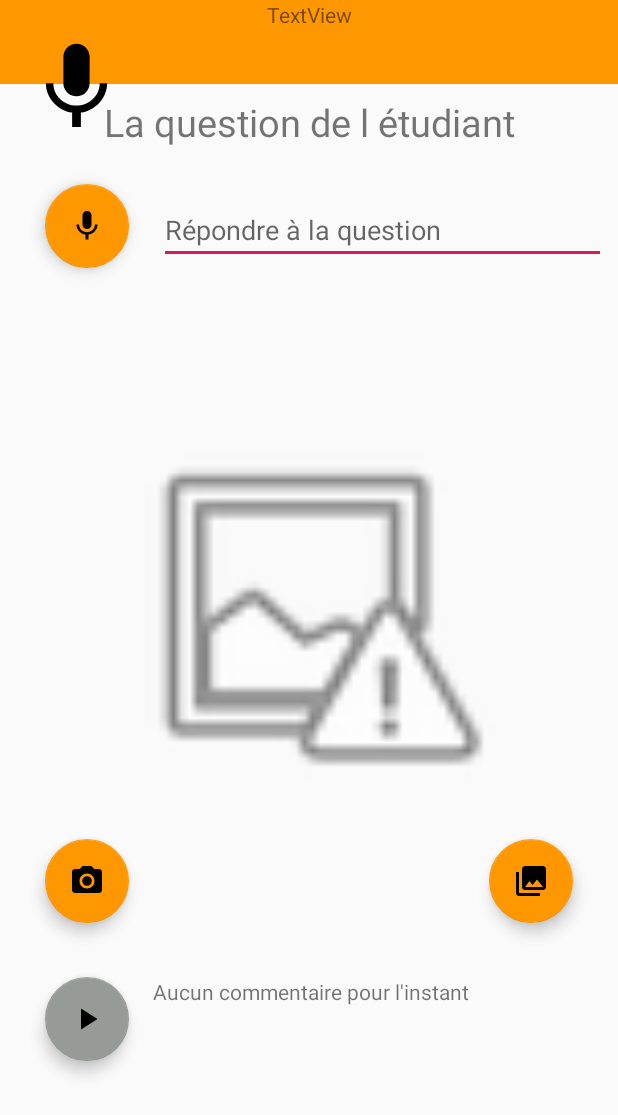
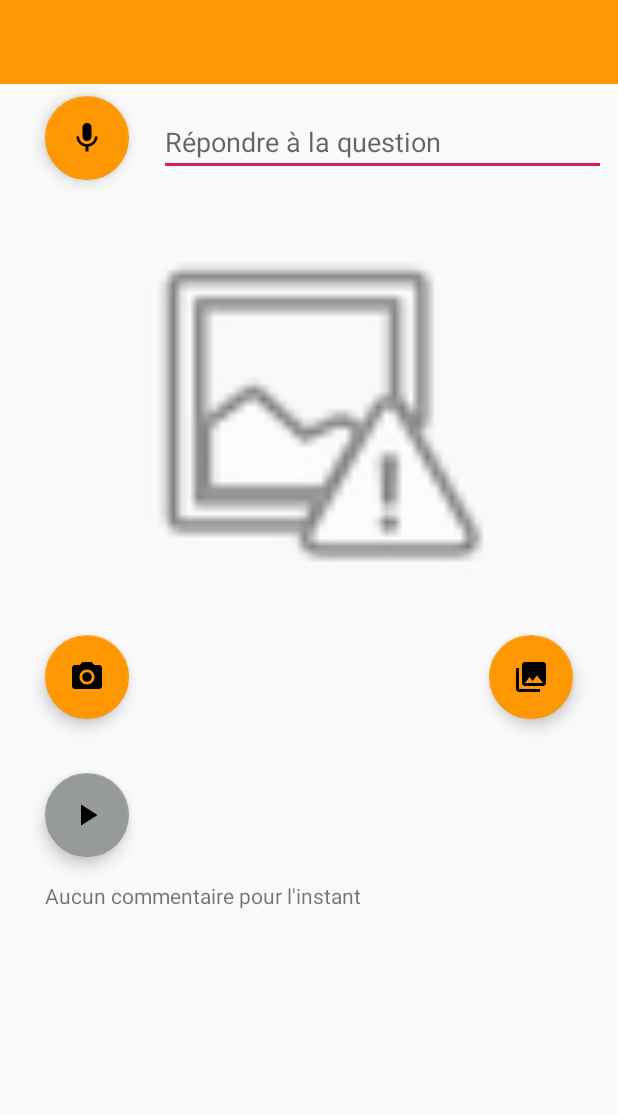
Before and after one commit to Cadz006/TP2_Dev_mobile, an Android app: the layout activity_question_etudiant.xml on its own in the app's theme, with its tools: preview values and no code run, on a phone screen of 412 x 824 dp. Shown: the top 1115 px of the screen. Run offline under Robolectric (Android 15) with nearby library versions, the phone set to English and light mode, and no system bars.

Commit message:
question etudiant

```diff
--- a/TP2_Dev_Mobile/app/src/main/AndroidManifest.xml
+++ b/TP2_Dev_Mobile/app/src/main/AndroidManifest.xml
@@ -17,16 +17,16 @@
         android:supportsRtl="true"
         android:theme="@style/AppTheme">
         <activity android:name=".LoginActivity">
+
+        </activity>
+        <activity android:name=".Accueil_prof" />
+        <activity android:name=".QuestionEtudiantActivity">
             <intent-filter>
                 <action android:name="android.intent.action.MAIN" />
 
                 <category android:name="android.intent.category.LAUNCHER" />
             </intent-filter>
         </activity>
-        <activity android:name=".Accueil_prof" />
-        <activity android:name=".QuestionEtudiantActivity">
-
-        </activity>
         <activity android:name=".AcceuilEtudiantActivity" />
     </application>
 </manifest>
--- a/TP2_Dev_Mobile/app/src/main/res/layout/activity_question_etudiant.xml
+++ b/TP2_Dev_Mobile/app/src/main/res/layout/activity_question_etudiant.xml
@@ -13,8 +13,6 @@
         android:layout_marginStart="128dp"
         android:layout_marginTop="24dp"
         android:layout_marginEnd="129dp"
-        android:layout_marginBottom="204dp"
-        app:layout_constraintBottom_toBottomOf="parent"
         app:layout_constraintEnd_toEndOf="parent"
         app:layout_constraintStart_toStartOf="parent"
         app:layout_constraintTop_toBottomOf="@+id/txtReponseEtudiant"
@@ -49,11 +47,11 @@
         android:layout_width="wrap_content"
         android:layout_height="wrap_content"
         android:layout_marginStart="30dp"
-        android:layout_marginTop="24dp"
+        android:layout_marginTop="8dp"
         android:longClickable="false"
         app:backgroundTint="@color/colorPrimary"
         app:layout_constraintStart_toStartOf="parent"
-        app:layout_constraintTop_toBottomOf="@+id/txtQuestionEtudiant"
+        app:layout_constraintTop_toBottomOf="@+id/toolbarQuestionEtudiant"
         app:srcCompat="@drawable/ic_mic" />
 
     <androidx.appcompat.widget.Toolbar
@@ -67,19 +65,6 @@
         app:layout_constraintStart_toStartOf="parent"
         app:layout_constraintTop_toTopOf="parent" />
 
-    <TextView
-        android:id="@+id/txtQuestionEtudiant"
-        android:layout_width="wrap_content"
-        android:layout_height="wrap_content"
-        android:layout_marginStart="8dp"
-        android:layout_marginTop="8dp"
-        android:layout_marginEnd="8dp"
-        android:textSize="25sp"
-        android:text="@string/QuestionEtudiant"
-        app:layout_constraintEnd_toEndOf="parent"
-        app:layout_constraintStart_toStartOf="parent"
-        app:layout_constraintTop_toBottomOf="@+id/toolbarQuestionEtudiant" />
-
     <com.google.android.material.floatingactionbutton.FloatingActionButton
         android:id="@+id/fabGallery"
         android:layout_width="wrap_content"
@@ -91,27 +76,6 @@
         app:layout_constraintTop_toTopOf="@+id/fabCamera"
         app:srcCompat="@drawable/ic_menu_gallery" />
 
-    <Button
-        android:id="@+id/BtnAnswerAudio"
-        android:layout_width="70dp"
-        android:layout_height="70dp"
-        android:layout_marginStart="16dp"
-        android:layout_marginTop="4dp"
-        android:background="@drawable/ic_mic"
-        app:layout_constraintStart_toStartOf="parent"
-        app:layout_constraintTop_toBottomOf="@+id/TxAnswerEtudiantNotice" />
-
-    <TextView
-        android:id="@+id/TxAnswerEtudiantNotice"
-        android:layout_width="wrap_content"
-        android:layout_height="wrap_content"
-        android:layout_marginStart="8dp"
-        android:layout_marginTop="32dp"
-        android:layout_marginEnd="8dp"
-        android:text="TextView"
-        app:layout_constraintEnd_toEndOf="parent"
-        app:layout_constraintStart_toStartOf="parent"
-        app:layout_constraintTop_toBottomOf="@+id/TxQuestionEtudiant" />
     <EditText
         android:id="@+id/txtReponseEtudiant"
         android:layout_width="0dp"
@@ -132,13 +96,28 @@
         android:id="@+id/txtCommenaire"
         android:layout_width="0dp"
         android:layout_height="wrap_content"
-        android:layout_marginStart="16dp"
-        android:layout_marginEnd="8dp"
+        android:layout_marginStart="30dp"
+        android:layout_marginTop="16dp"
+        android:layout_marginEnd="30dp"
         android:inputType="textMultiLine"
         android:maxLines="4"
         android:text="@string/noComment"
         android:textSize="14sp"
         app:layout_constraintEnd_toEndOf="parent"
+        app:layout_constraintHorizontal_bias="0.0"
+        app:layout_constraintStart_toStartOf="parent"
+        app:layout_constraintTop_toBottomOf="@+id/fabEcouterCommentaire" />
+
+    <SeekBar
+        android:id="@+id/seekBarCommentaire"
+        android:layout_width="0dp"
+        android:layout_height="wrap_content"
+        android:layout_marginStart="16dp"
+        android:layout_marginTop="16dp"
+        android:layout_marginEnd="30dp"
+        android:visibility="invisible"
+        app:layout_constraintEnd_toEndOf="parent"
+        app:layout_constraintHorizontal_bias="1.0"
         app:layout_constraintStart_toEndOf="@+id/fabEcouterCommentaire"
         app:layout_constraintTop_toTopOf="@+id/fabEcouterCommentaire" />
 
```
